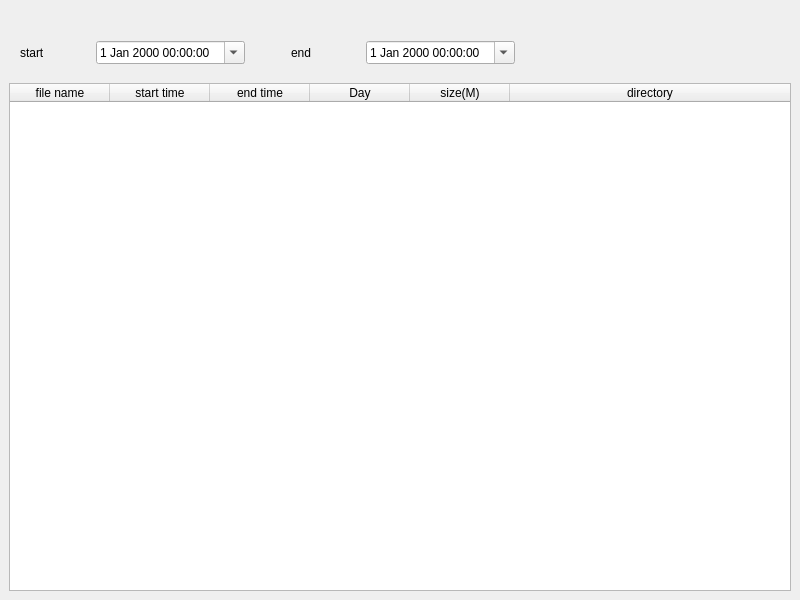
Old version of the form filesliste.ui in the repository surfzoid/QtVsPlayer.
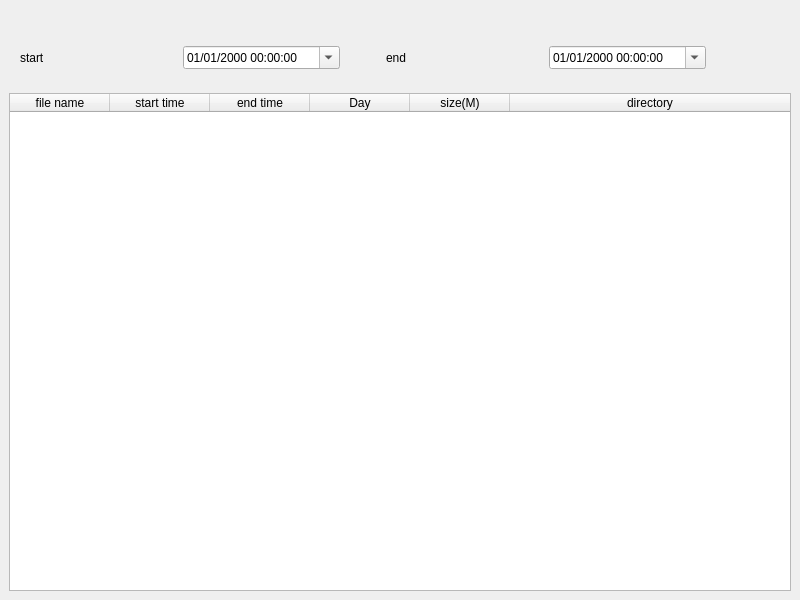
New version of the form. Icons and pictures are not drawn.

The edit to the form file:
```diff
--- a/filesliste.ui
+++ b/filesliste.ui
@@ -39,10 +39,16 @@
       </item>
       <item>
        <widget class="QWidget" name="horizontalWidget" native="true">
+        <property name="sizePolicy">
+         <sizepolicy hsizetype="Minimum" vsizetype="Maximum">
+          <horstretch>0</horstretch>
+          <verstretch>0</verstretch>
+         </sizepolicy>
+        </property>
         <property name="maximumSize">
          <size>
-          <width>515</width>
-          <height>48</height>
+          <width>706</width>
+          <height>16777215</height>
          </size>
         </property>
         <layout class="QHBoxLayout" name="horizontalLayout_2">
@@ -58,9 +64,18 @@
          </item>
          <item>
           <widget class="QDateTimeEdit" name="dateTimeEdit_2_start">
+           <property name="minimumSize">
+            <size>
+             <width>0</width>
+             <height>0</height>
+            </size>
+           </property>
            <property name="showGroupSeparator" stdset="0">
             <bool>true</bool>
            </property>
+           <property name="displayFormat">
+            <string>dd/MM/yyyy HH:mm:ss</string>
+           </property>
            <property name="calendarPopup">
             <bool>true</bool>
            </property>
@@ -101,6 +116,9 @@
          </item>
          <item>
           <widget class="QDateTimeEdit" name="dateTimeEdit_2_stop">
+           <property name="displayFormat">
+            <string>dd/MM/yyyy HH:mm:ss</string>
+           </property>
            <property name="calendarPopup">
             <bool>true</bool>
            </property>
```
